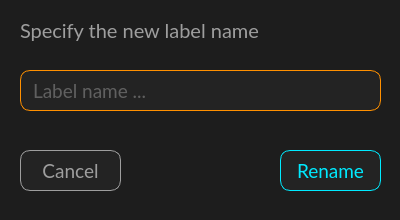
Qt form app/ui/dataset_ui/RenameLabelDialog.ui (M-A-R-S1/gc-ims-neural-network) before a commit.
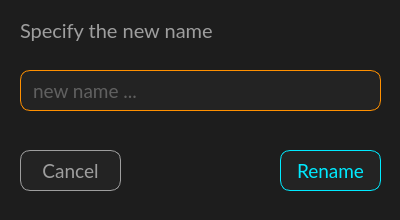
The same form after that commit.

Commit message: Classifications can now be renamed, inlcuding duplication check for the name.

```diff
--- a/app/ui/dataset_ui/RenameLabelDialog.ui
+++ b/app/ui/dataset_ui/RenameLabelDialog.ui
@@ -54,7 +54,7 @@
 </string>
    </property>
    <property name="placeholderText">
-    <string>Label name ...</string>
+    <string>new name ...</string>
    </property>
   </widget>
   <widget class="QLabel" name="label_dialog_text">
@@ -76,7 +76,7 @@
     <string notr="true">color: #9e9e9e;</string>
    </property>
    <property name="text">
-    <string>Specify the new label name</string>
+    <string>Specify the new name</string>
    </property>
   </widget>
   <widget class="QPushButton" name="button_ok">
```
The commit also changes 2 other files.
